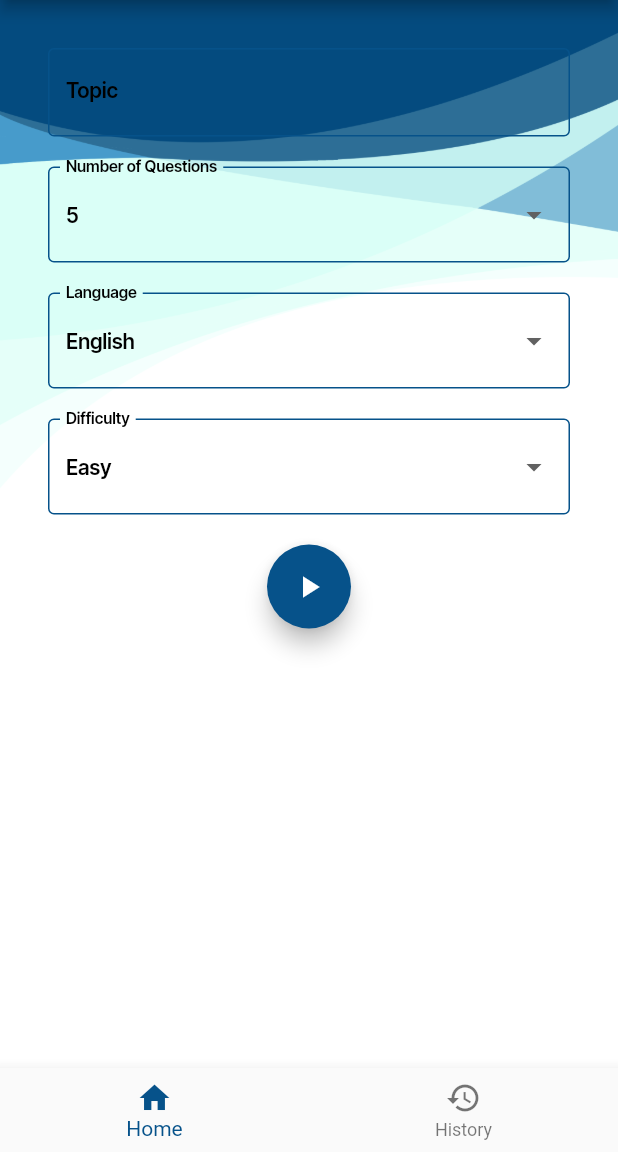
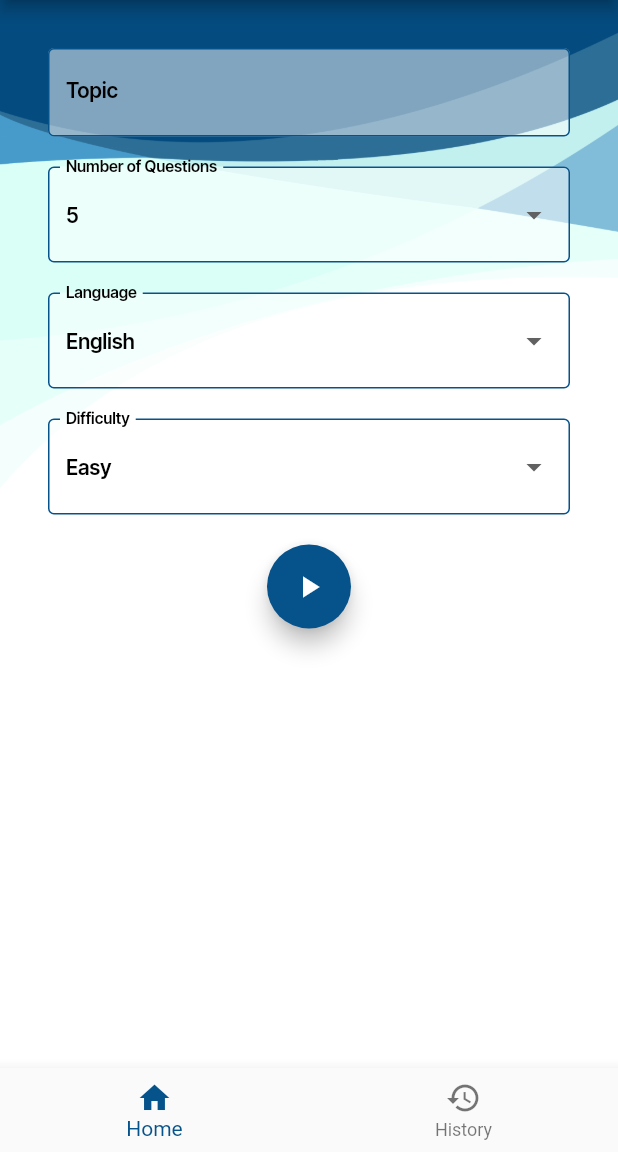
Before and after one commit to fajrulkamal/quizify, a Flutter app: the screen it shows after launch, on a phone screen of 412 x 824 dp, the part 84-1236 px from its top. Run offline on Flutter 3.47's test engine with Material 2 defaults, Android fonts, the phone set to English and light mode, and no system bars.

Commit message:
updated form fill

```diff
--- a/quizify_app/lib/view/quiz_config_form.dart
+++ b/quizify_app/lib/view/quiz_config_form.dart
@@ -43,6 +43,8 @@ class _QuizConfigFormState extends State<QuizConfigForm> {
               border: _outlineInputBorder(),
               enabledBorder: _outlineInputBorder(),
               focusedBorder: _outlineInputBorder(),
+              fillColor: Colors.white.withOpacity(0.5),
+              filled: true,
             ),
           ),
           SizedBox(height: 20),
@@ -54,6 +56,8 @@ class _QuizConfigFormState extends State<QuizConfigForm> {
               border: _outlineInputBorder(),
               enabledBorder: _outlineInputBorder(),
               focusedBorder: _outlineInputBorder(),
+              fillColor: Colors.white.withOpacity(0.5),
+              filled: true,
             ),
             items: ['5', '10', '15', '20']
                 .map<DropdownMenuItem<String>>((String value) {
@@ -77,6 +81,8 @@ class _QuizConfigFormState extends State<QuizConfigForm> {
               border: _outlineInputBorder(),
               enabledBorder: _outlineInputBorder(),
               focusedBorder: _outlineInputBorder(),
+              fillColor: Colors.white.withOpacity(0.5),
+              filled: true,
             ),
             items: ['English', 'Spanish', 'French', 'German']
                 .map<DropdownMenuItem<String>>((String value) {
@@ -100,6 +106,8 @@ class _QuizConfigFormState extends State<QuizConfigForm> {
               border: _outlineInputBorder(),
               enabledBorder: _outlineInputBorder(),
               focusedBorder: _outlineInputBorder(),
+              fillColor: Colors.white.withOpacity(0.5),
+              filled: true,
             ),
             items: ['Easy', 'Medium', 'Hard']
                 .map<DropdownMenuItem<String>>((String value) {
```
Also changed, not shown: 1 other file.
